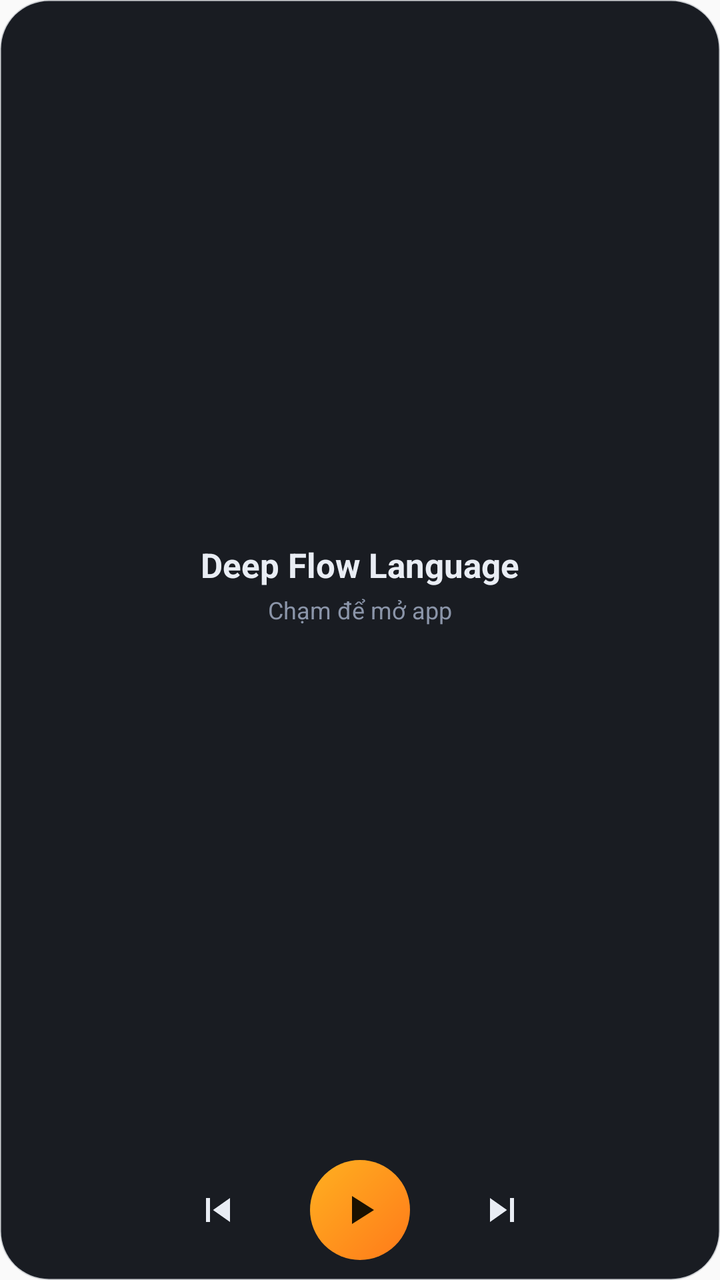
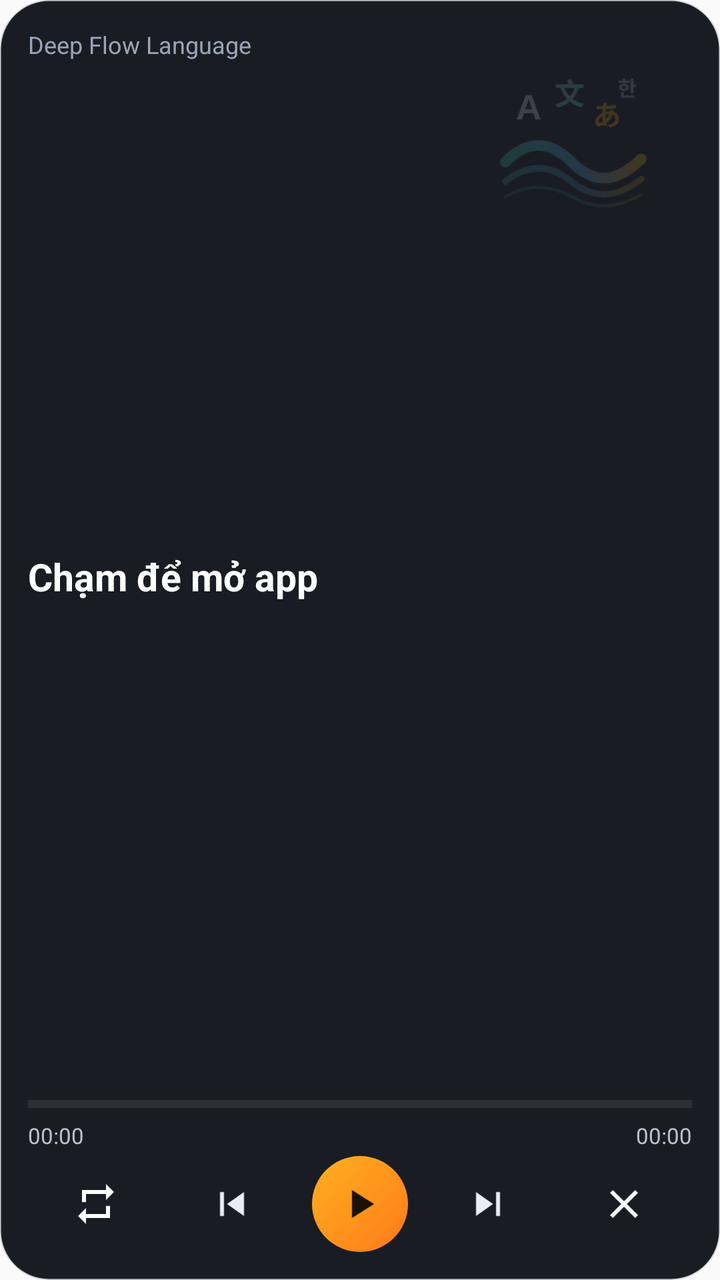

Screens rendered from an Android XML layout before and after an edit, with the pre-edit source and the edit as a unified diff.
<!-- AndroidManifest.xml: application theme AppTheme -->
<!-- res/layout/widget_player.xml -->
<?xml version="1.0" encoding="utf-8"?>
<LinearLayout xmlns:android="http://schemas.android.com/apk/res/android"
    android:id="@+id/w_root"
    android:layout_width="match_parent"
    android:layout_height="match_parent"
    android:orientation="vertical"
    android:gravity="center"
    android:background="@drawable/widget_bg"
    android:paddingLeft="16dp"
    android:paddingRight="16dp"
    android:paddingTop="10dp"
    android:paddingBottom="10dp">

    <LinearLayout
        android:id="@+id/w_body"
        android:layout_width="match_parent"
        android:layout_height="0dp"
        android:layout_weight="1"
        android:orientation="vertical"
        android:gravity="center">

        <TextView
            android:id="@+id/w_line"
            android:layout_width="match_parent"
            android:layout_height="wrap_content"
            android:gravity="center"
            android:maxLines="2"
            android:ellipsize="end"
            android:text="Deep Flow Language"
            android:textColor="#FFE9EDF4"
            android:textSize="17sp"
            android:textStyle="bold"/>

        <TextView
            android:id="@+id/w_title"
            android:layout_width="match_parent"
            android:layout_height="wrap_content"
            android:layout_marginTop="3dp"
            android:gravity="center"
            android:singleLine="true"
            android:ellipsize="end"
            android:text="Chạm để mở app"
            android:textColor="#FF8B95A9"
            android:textSize="12sp"/>
    </LinearLayout>

    <LinearLayout
        android:layout_width="match_parent"
        android:layout_height="wrap_content"
        android:layout_marginTop="6dp"
        android:orientation="horizontal"
        android:gravity="center">

        <ImageButton
            android:id="@+id/w_prev"
            android:layout_width="48dp"
            android:layout_height="44dp"
            android:background="@android:color/transparent"
            android:contentDescription="Lùi"
            android:src="@drawable/ic_w_prev"/>

        <ImageButton
            android:id="@+id/w_play"
            android:layout_width="50dp"
            android:layout_height="50dp"
            android:layout_marginLeft="22dp"
            android:layout_marginRight="22dp"
            android:background="@drawable/widget_play_bg"
            android:contentDescription="Phát / dừng"
            android:src="@drawable/ic_w_play"/>

        <ImageButton
            android:id="@+id/w_next"
            android:layout_width="48dp"
            android:layout_height="44dp"
            android:background="@android:color/transparent"
            android:contentDescription="Tiếp"
            android:src="@drawable/ic_w_next"/>
    </LinearLayout>
</LinearLayout>
<!-- resources referenced by this layout -->
<resources>
  <!-- drawable ic_w_play (drawable) -->
  <vector xmlns:android="http://schemas.android.com/apk/res/android" android:width="24dp" android:height="24dp" android:viewportWidth="24" android:viewportHeight="24"><path android:fillColor="#FF1A1100" android:pathData="M8,5v14l11,-7z"/></vector>
  <!-- drawable ic_w_prev (drawable) -->
  <vector xmlns:android="http://schemas.android.com/apk/res/android" android:width="24dp" android:height="24dp" android:viewportWidth="24" android:viewportHeight="24"><path android:fillColor="#FFE9EDF4" android:pathData="M6,6h2v12H6zM9.5,12l8.5,6V6z"/></vector>
  <!-- drawable widget_play_bg (drawable) -->
  <?xml version="1.0" encoding="utf-8"?>
  <shape xmlns:android="http://schemas.android.com/apk/res/android" android:shape="oval">
      <gradient android:startColor="#FFFFB020" android:endColor="#FFFF7A1A" android:angle="315"/>
  </shape>
  <style name="AppTheme" parent="Theme.AppCompat.Light.DarkActionBar">
          
          <item name="colorPrimary">@color/colorPrimary</item>
          <item name="colorPrimaryDark">@color/colorPrimaryDark</item>
          <item name="colorAccent">@color/colorAccent</item>
      </style>
  <!-- unchanged entries left out for length: 2 -->
</resources>

<!-- the commit's change to res/layout/widget_player.xml (unified diff, before → after) -->
@@ -1,80 +1,151 @@
 <?xml version="1.0" encoding="utf-8"?>
-<LinearLayout xmlns:android="http://schemas.android.com/apk/res/android"
+<FrameLayout xmlns:android="http://schemas.android.com/apk/res/android"
     android:id="@+id/w_root"
     android:layout_width="match_parent"
     android:layout_height="match_parent"
-    android:orientation="vertical"
-    android:gravity="center"
     android:background="@drawable/widget_bg"
-    android:paddingLeft="16dp"
-    android:paddingRight="16dp"
-    android:paddingTop="10dp"
-    android:paddingBottom="10dp">
+    android:padding="14dp">
+
+    <ImageView
+        android:id="@+id/w_art"
+        android:layout_width="130dp"
+        android:layout_height="130dp"
+        android:layout_gravity="top|end"
+        android:layout_marginTop="-10dp"
+        android:layout_marginRight="-6dp"
+        android:alpha="0.18"
+        android:scaleType="fitCenter"
+        android:importantForAccessibility="no"
+        android:src="@mipmap/ic_launcher_foreground"/>
 
     <LinearLayout
-        android:id="@+id/w_body"
         android:layout_width="match_parent"
-        android:layout_height="0dp"
-        android:layout_weight="1"
-        android:orientation="vertical"
-        android:gravity="center">
+        android:layout_height="match_parent"
+        android:orientation="vertical">
 
-        <TextView
-            android:id="@+id/w_line"
+        <LinearLayout
+            android:id="@+id/w_body"
             android:layout_width="match_parent"
-            android:layout_height="wrap_content"
-            android:gravity="center"
-            android:maxLines="2"
-            android:ellipsize="end"
-            android:text="Deep Flow Language"
-            android:textColor="#FFE9EDF4"
-            android:textSize="17sp"
-            android:textStyle="bold"/>
+            android:layout_height="0dp"
+            android:layout_weight="1"
+            android:orientation="vertical">
 
-        <TextView
-            android:id="@+id/w_title"
+            <TextView
+                android:id="@+id/w_title"
+                android:layout_width="match_parent"
+                android:layout_height="wrap_content"
+                android:singleLine="true"
+                android:ellipsize="end"
+                android:text="Deep Flow Language"
+                android:textColor="#FF9AA4B8"
+                android:textSize="12sp"/>
+
+            <TextView
+                android:id="@+id/w_line"
+                android:layout_width="match_parent"
+                android:layout_height="match_parent"
+                android:layout_marginTop="4dp"
+                android:gravity="center_vertical"
+                android:text="Chạm để mở app"
+                android:textColor="#FFFFFFFF"
+                android:textSize="17sp"
+                android:textStyle="bold"
+                android:autoSizeTextType="uniform"
+                android:autoSizeMinTextSize="11sp"
+                android:autoSizeMaxTextSize="19sp"
+                android:autoSizeStepGranularity="1sp"/>
+        </LinearLayout>
+
+        <ProgressBar
+            android:id="@+id/w_prog"
+            style="?android:attr/progressBarStyleHorizontal"
+            android:layout_width="match_parent"
+            android:layout_height="4dp"
+            android:layout_marginTop="8dp"
+            android:max="1000"
+            android:progress="0"
+            android:progressTint="#FFFFB020"
+            android:progressBackgroundTint="#55FFFFFF"/>
+
+        <LinearLayout
             android:layout_width="match_parent"
             android:layout_height="wrap_content"
             android:layout_marginTop="3dp"
-            android:gravity="center"
-            android:singleLine="true"
-            android:ellipsize="end"
-            android:text="Chạm để mở app"
-            android:textColor="#FF8B95A9"
-            android:textSize="12sp"/>
+            android:orientation="horizontal">
+
+            <Chronometer
+                android:id="@+id/w_pos"
+                android:layout_width="wrap_content"
+                android:layout_height="wrap_content"
+                android:textColor="#FFB8C0D0"
+                android:textSize="11sp"/>
+
+            <TextView
+                android:layout_width="0dp"
+                android:layout_height="wrap_content"
+                android:layout_weight="1"/>
+
+            <TextView
+                android:id="@+id/w_dur"
+                android:layout_width="wrap_content"
+                android:layout_height="wrap_content"
+                android:text="00:00"
+                android:textColor="#FFB8C0D0"
+                android:textSize="11sp"/>
+        </LinearLayout>
+
+        <LinearLayout
+            android:layout_width="match_parent"
+            android:layout_height="wrap_content"
+            android:layout_marginTop="2dp"
+            android:orientation="horizontal"
+            android:gravity="center_vertical">
+
+            <ImageButton
+                android:id="@+id/w_mode"
+                android:layout_width="0dp"
+                android:layout_height="42dp"
+                android:layout_weight="1"
+                android:background="@android:color/transparent"
+                android:contentDescription="Chế độ phát"
+                android:src="@drawable/ic_pm_ralb"/>
+
+            <ImageButton
+                android:id="@+id/w_prev"
+                android:layout_width="0dp"
+                android:layout_height="42dp"
+                android:layout_weight="1"
+                android:background="@android:color/transparent"
+                android:contentDescription="Lùi"
+                android:src="@drawable/ic_w_prev"/>
+
+            <ImageButton
+                android:id="@+id/w_play"
+                android:layout_width="48dp"
+                android:layout_height="48dp"
+                android:layout_marginLeft="6dp"
+                android:layout_marginRight="6dp"
+                android:background="@drawable/widget_play_bg"
+                android:contentDescription="Phát / dừng"
+                android:src="@drawable/ic_w_play"/>
+
+            <ImageButton
+                android:id="@+id/w_next"
+                android:layout_width="0dp"
+                android:layout_height="42dp"
+                android:layout_weight="1"
+                android:background="@android:color/transparent"
+                android:contentDescription="Tiếp"
+                android:src="@drawable/ic_w_next"/>
+
+            <ImageButton
+                android:id="@+id/w_close"
+                android:layout_width="0dp"
+                android:layout_height="42dp"
+                android:layout_weight="1"
+                android:background="@android:color/transparent"
+                android:contentDescription="Tắt"
+                android:src="@drawable/ic_df_close"/>
+        </LinearLayout>
     </LinearLayout>
-
-    <LinearLayout
-        android:layout_width="match_parent"
-        android:layout_height="wrap_content"
-        android:layout_marginTop="6dp"
-        android:orientation="horizontal"
-        android:gravity="center">
-
-        <ImageButton
-            android:id="@+id/w_prev"
-            android:layout_width="48dp"
-            android:layout_height="44dp"
-            android:background="@android:color/transparent"
-            android:contentDescription="Lùi"
-            android:src="@drawable/ic_w_prev"/>
-
-        <ImageButton
-            android:id="@+id/w_play"
-            android:layout_width="50dp"
-            android:layout_height="50dp"
-            android:layout_marginLeft="22dp"
-            android:layout_marginRight="22dp"
-            android:background="@drawable/widget_play_bg"
-            android:contentDescription="Phát / dừng"
-            android:src="@drawable/ic_w_play"/>
-
-        <ImageButton
-            android:id="@+id/w_next"
-            android:layout_width="48dp"
-            android:layout_height="44dp"
-            android:background="@android:color/transparent"
-            android:contentDescription="Tiếp"
-            android:src="@drawable/ic_w_next"/>
-    </LinearLayout>
-</LinearLayout>
+</FrameLayout>
<!-- resource entries referenced after the edit -->
@@ -1,5 +1,9 @@
 <!-- resources referenced by this layout -->
 <resources>
+  <!-- drawable ic_df_close (drawable) -->
+  <vector xmlns:android="http://schemas.android.com/apk/res/android" android:width="24dp" android:height="24dp" android:viewportWidth="24" android:viewportHeight="24"><path android:fillColor="#FFFFFFFF" android:fillAlpha="1" android:pathData="M19 6.41 17.59 5 12 10.59 6.41 5 5 6.41 10.59 12 5 17.59 6.41 19 12 13.41 17.59 19 19 17.59 13.41 12z"/></vector>
+  <!-- drawable ic_pm_ralb (drawable) -->
+  <vector xmlns:android="http://schemas.android.com/apk/res/android" android:width="24dp" android:height="24dp" android:viewportWidth="24" android:viewportHeight="24"><path android:fillColor="#FFFFFFFF" android:fillAlpha="1" android:pathData="M7 7h10v3l4-4-4-4v3H5v6h2V7zm10 10H7v-3l-4 4 4 4v-3h12v-6h-2v4z"/></vector>
   <!-- drawable ic_w_play (drawable) -->
   <vector xmlns:android="http://schemas.android.com/apk/res/android" android:width="24dp" android:height="24dp" android:viewportWidth="24" android:viewportHeight="24"><path android:fillColor="#FF1A1100" android:pathData="M8,5v14l11,-7z"/></vector>
   <!-- drawable ic_w_prev (drawable) -->
@@ -9,6 +13,41 @@
   <shape xmlns:android="http://schemas.android.com/apk/res/android" android:shape="oval">
       <gradient android:startColor="#FFFFB020" android:endColor="#FFFF7A1A" android:angle="315"/>
   </shape>
+  <!-- mipmap ic_launcher_foreground (drawable-v24) -->
+  <vector xmlns:android="http://schemas.android.com/apk/res/android"
+      xmlns:aapt="http://schemas.android.com/aapt"
+      android:width="108dp"
+      android:height="108dp"
+      android:viewportHeight="108"
+      android:viewportWidth="108">
+      <path
+          android:fillType="evenOdd"
+          android:pathData="M32,64C32,64 38.39,52.99 44.13,50.95C51.37,48.37 70.14,49.57 70.14,49.57L108.26,87.69L108,109.01L75.97,107.97L32,64Z"
+          android:strokeColor="#00000000"
+          android:strokeWidth="1">
+          <aapt:attr name="android:fillColor">
+              <gradient
+                  android:endX="78.5885"
+                  android:endY="90.9159"
+                  android:startX="48.7653"
+                  android:startY="61.0927"
+                  android:type="linear">
+                  <item
+                      android:color="#44000000"
+                      android:offset="0.0" />
+                  <item
+                      android:color="#00000000"
+                      android:offset="1.0" />
+              </gradient>
+          </aapt:attr>
+      </path>
+      <path
+          android:fillColor="#FFFFFF"
+          android:fillType="nonZero"
+          android:pathData="M66.94,46.02L66.94,46.02C72.44,50.07 76,56.61 76,64L32,64C32,56.61 35.56,50.11 40.98,46.06L36.18,41.19C35.45,40.45 35.45,39.3 36.18,38.56C36.91,37.81 38.05,37.81 38.78,38.56L44.25,44.05C47.18,42.57 50.48,41.71 54,41.71C57.48,41.71 60.78,42.57 63.68,44.05L69.11,38.56C69.84,37.81 70.98,37.81 71.71,38.56C72.44,39.3 72.44,40.45 71.71,41.19L66.94,46.02ZM62.94,56.92C64.08,56.92 65,56.01 65,54.88C65,53.76 64.08,52.85 62.94,52.85C61.8,52.85 60.88,53.76 60.88,54.88C60.88,56.01 61.8,56.92 62.94,56.92ZM45.06,56.92C46.2,56.92 47.13,56.01 47.13,54.88C47.13,53.76 46.2,52.85 45.06,52.85C43.92,52.85 43,53.76 43,54.88C43,56.01 43.92,56.92 45.06,56.92Z"
+          android:strokeColor="#00000000"
+          android:strokeWidth="1" />
+  </vector>
   <style name="AppTheme" parent="Theme.AppCompat.Light.DarkActionBar">
           
           <item name="colorPrimary">@color/colorPrimary</item>
